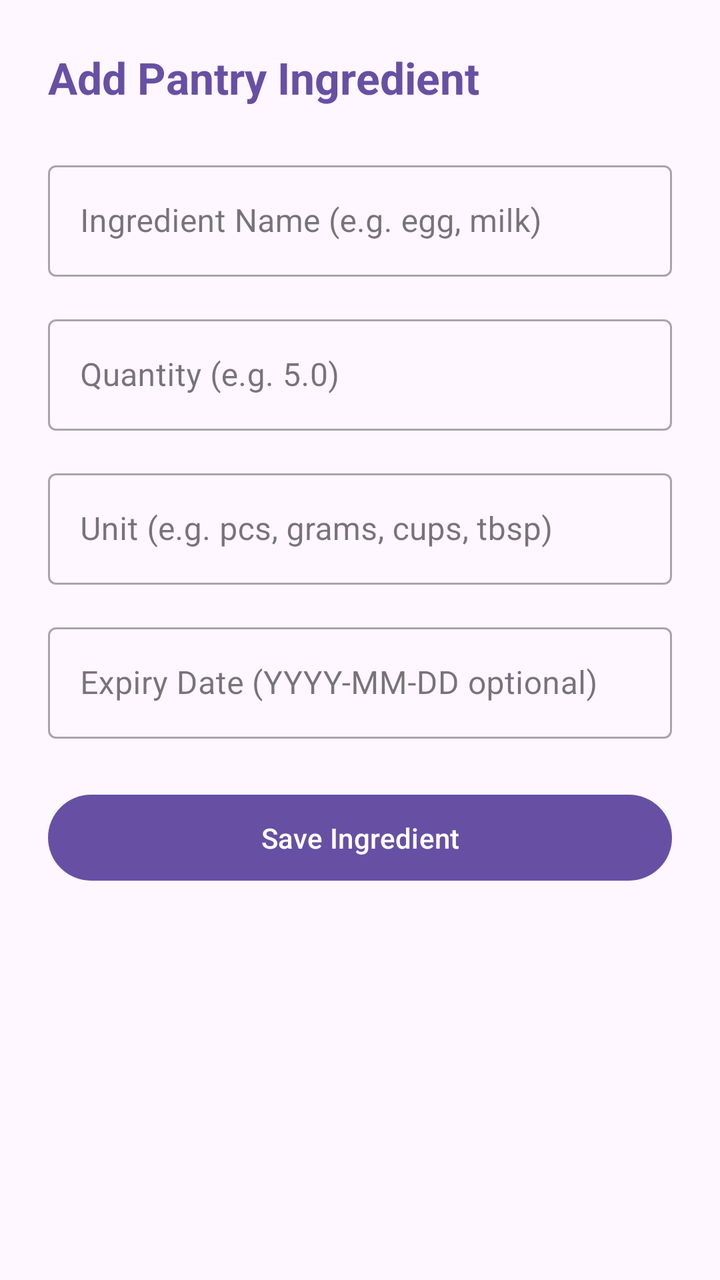
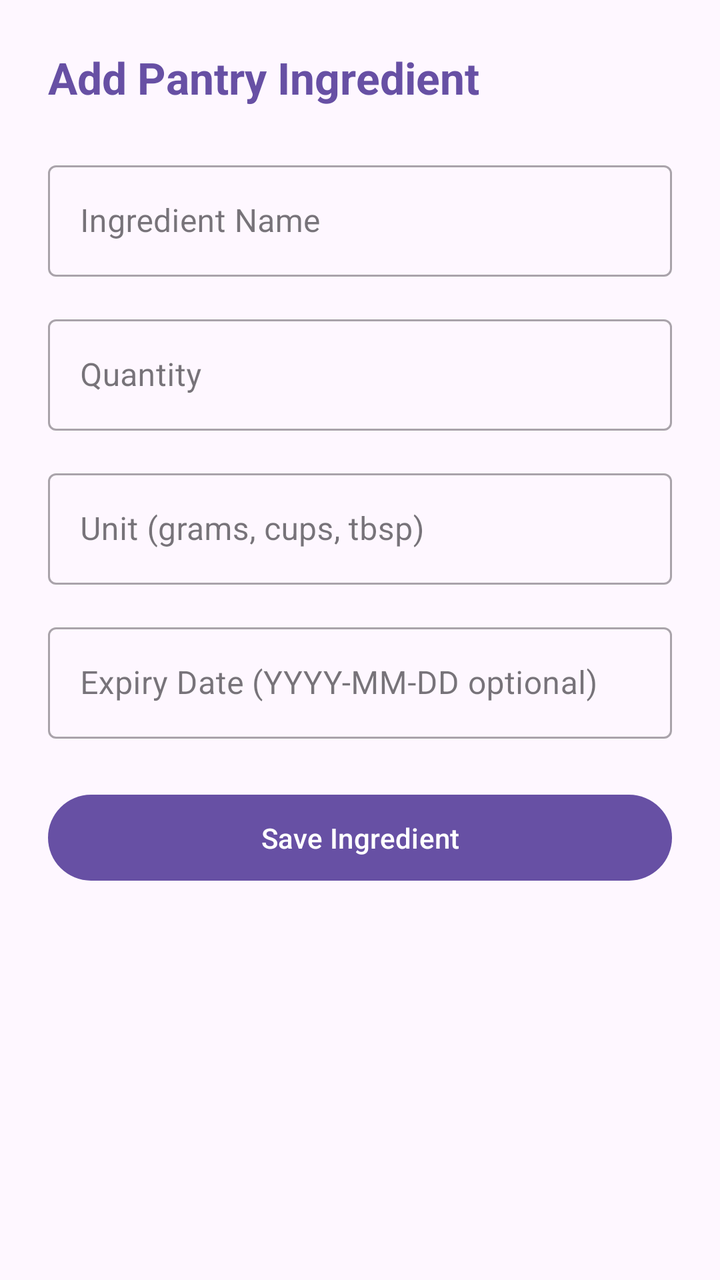

Screens rendered from an Android XML layout before and after an edit, with the pre-edit source and the edit as a unified diff.
<!-- AndroidManifest.xml: application theme Theme.SmartPantryManager -->
<!-- res/layout/activity_add_edit_pantry.xml -->
<?xml version="1.0" encoding="utf-8"?>
<LinearLayout xmlns:android="http://schemas.android.com/apk/res/android"
    android:layout_width="match_parent"
    android:layout_height="match_parent"
    android:orientation="vertical"
    android:padding="24dp">

    <TextView
        android:id="@+id/tvFormTitle"
        android:layout_width="match_parent"
        android:layout_height="wrap_content"
        android:text="Add Pantry Ingredient"
        android:textSize="22sp"
        android:textStyle="bold"
        android:textColor="?attr/colorPrimary"
        android:layout_marginBottom="24dp" />

    <com.google.android.material.textfield.TextInputLayout
        android:layout_width="match_parent"
        android:layout_height="wrap_content"
        android:layout_marginBottom="16dp"
        style="@style/Widget.MaterialComponents.TextInputLayout.OutlinedBox">

        <com.google.android.material.textfield.TextInputEditText
            android:id="@+id/etIngredientName"
            android:layout_width="match_parent"
            android:layout_height="wrap_content"
            android:hint="Ingredient Name (e.g. egg, milk)"
            android:inputType="textPersonName" />
    </com.google.android.material.textfield.TextInputLayout>

    <com.google.android.material.textfield.TextInputLayout
        android:layout_width="match_parent"
        android:layout_height="wrap_content"
        android:layout_marginBottom="16dp"
        style="@style/Widget.MaterialComponents.TextInputLayout.OutlinedBox">

        <com.google.android.material.textfield.TextInputEditText
            android:id="@+id/etQuantity"
            android:layout_width="match_parent"
            android:layout_height="wrap_content"
            android:hint="Quantity (e.g. 5.0)"
            android:inputType="numberDecimal" />
    </com.google.android.material.textfield.TextInputLayout>

    <com.google.android.material.textfield.TextInputLayout
        android:layout_width="match_parent"
        android:layout_height="wrap_content"
        android:layout_marginBottom="16dp"
        style="@style/Widget.MaterialComponents.TextInputLayout.OutlinedBox">

        <com.google.android.material.textfield.TextInputEditText
            android:id="@+id/etUnit"
            android:layout_width="match_parent"
            android:layout_height="wrap_content"
            android:hint="Unit (e.g. pcs, grams, cups, tbsp)"
            android:inputType="text" />
    </com.google.android.material.textfield.TextInputLayout>

    <com.google.android.material.textfield.TextInputLayout
        android:layout_width="match_parent"
        android:layout_height="wrap_content"
        android:layout_marginBottom="24dp"
        style="@style/Widget.MaterialComponents.TextInputLayout.OutlinedBox">

        <com.google.android.material.textfield.TextInputEditText
            android:id="@+id/etExpiry"
            android:layout_width="match_parent"
            android:layout_height="wrap_content"
            android:hint="Expiry Date (YYYY-MM-DD optional)"
            android:inputType="date" />
    </com.google.android.material.textfield.TextInputLayout>

    <Button
        android:id="@+id/btnSavePantry"
        android:layout_width="match_parent"
        android:layout_height="wrap_content"
        android:text="Save Ingredient"
        android:padding="12dp" />

</LinearLayout>
<!-- resources referenced by this layout -->
<resources>
  <style name="Theme.SmartPantryManager" parent="Base.Theme.SmartPantryManager" />
  <style name="Base.Theme.SmartPantryManager" parent="Theme.Material3.DayNight.NoActionBar">
          
          
      </style>
</resources>

<!-- the commit's change to res/layout/activity_add_edit_pantry.xml (unified diff, before → after) -->
@@ -25,7 +25,7 @@
             android:id="@+id/etIngredientName"
             android:layout_width="match_parent"
             android:layout_height="wrap_content"
-            android:hint="Ingredient Name (e.g. egg, milk)"
+            android:hint="Ingredient Name "
             android:inputType="textPersonName" />
     </com.google.android.material.textfield.TextInputLayout>
 
@@ -39,7 +39,7 @@
             android:id="@+id/etQuantity"
             android:layout_width="match_parent"
             android:layout_height="wrap_content"
-            android:hint="Quantity (e.g. 5.0)"
+            android:hint="Quantity"
             android:inputType="numberDecimal" />
     </com.google.android.material.textfield.TextInputLayout>
 
@@ -53,7 +53,7 @@
             android:id="@+id/etUnit"
             android:layout_width="match_parent"
             android:layout_height="wrap_content"
-            android:hint="Unit (e.g. pcs, grams, cups, tbsp)"
+            android:hint="Unit (grams, cups, tbsp)"
             android:inputType="text" />
     </com.google.android.material.textfield.TextInputLayout>
 
